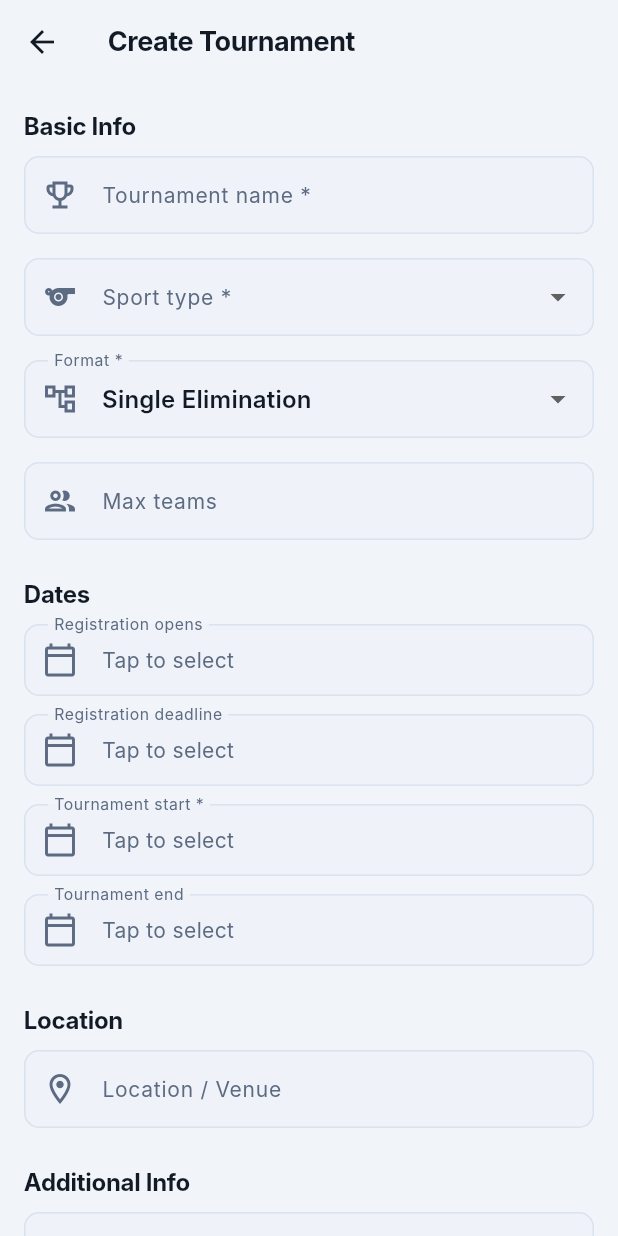
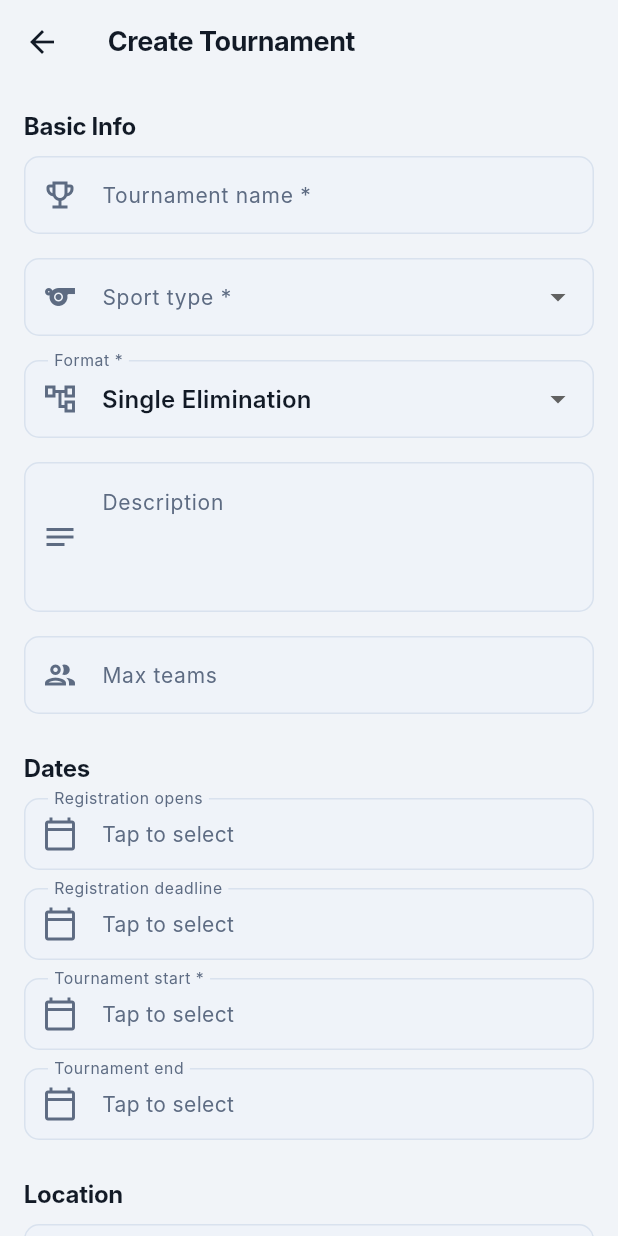
Before and after one commit to zipthezap/Teamly, a Flutter app: the CreateTournamentPage screen opened by its route, on a phone screen of 412 x 824 dp. Run offline on Flutter 3.47's test engine with Material 3 defaults, Android fonts, the phone set to English and light mode, and no system bars; our stand-ins replace dio, equatable, firebase_core, firebase_messaging, flutter_riverpod, flutter_secure_storage and 6 more; missing offline and left inert: flutter_app_badger, flutter_facebook_auth; accounts and stored records are empty; network calls fail; Roboto replaces fonts that are missing (Inter).

Commit message:
fix: restore accidentally removed description field in create_tournament_page.dart
Agent-Logs-Url: https://github.com/zipthezap/Teamly/sessions/e592e4da-8b00-43b2-a97e-d169650a83d0

Co-authored-by: zipthezap <51761473+zipthezap@users.noreply.github.com>

```diff
--- a/src/mobile/lib/features/tournaments/presentation/create_tournament_page.dart
+++ b/src/mobile/lib/features/tournaments/presentation/create_tournament_page.dart
@@ -194,6 +194,8 @@ class _CreateTournamentPageState extends ConsumerState<CreateTournamentPage> {
               onChanged: (v) => setState(() => _format = v ?? 'single_elimination'),
             ),
             const SizedBox(height: 16),
+            TextFormField(controller: _descCtrl, decoration: const InputDecoration(labelText: 'Description', prefixIcon: Icon(Icons.notes_outlined), alignLabelWithHint: true), maxLines: 3),
+            const SizedBox(height: 16),
             TextFormField(controller: _maxTeamsCtrl, decoration: const InputDecoration(labelText: 'Max teams', prefixIcon: Icon(Icons.group_outlined)), keyboardType: TextInputType.number,
               validator: (v) {
                 if (v == null || v.trim().isEmpty) return null;
```
